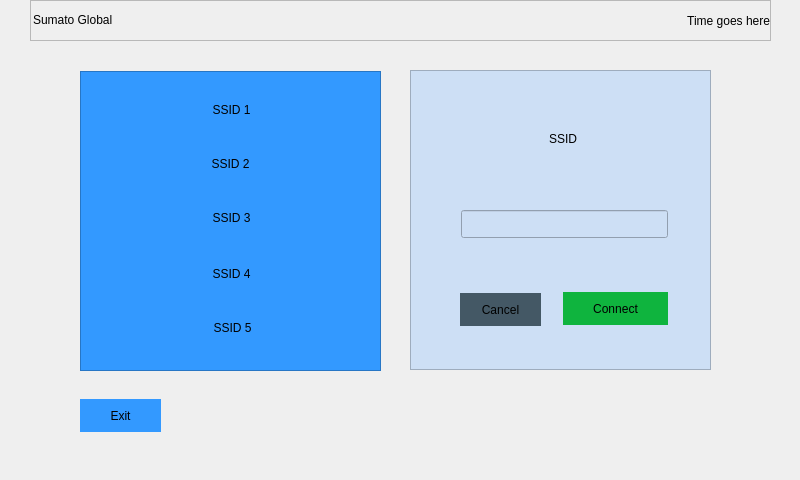
WhiteW0lf00/supreme_ulterior_interior, file wifi.ui: the form before one commit.
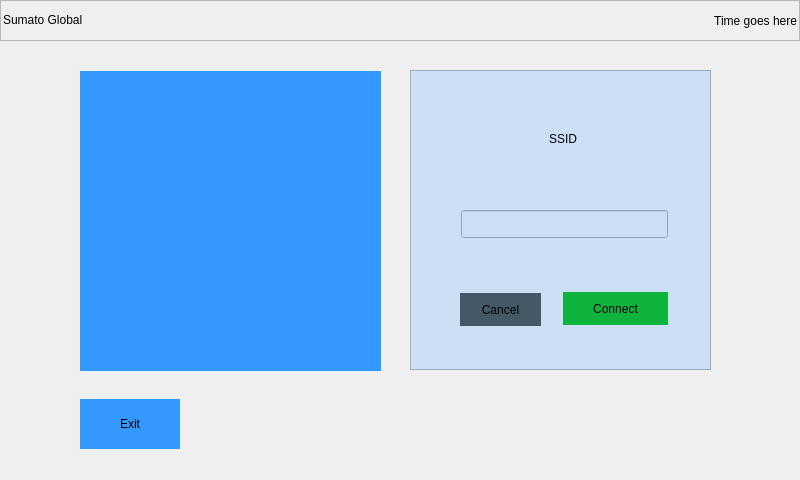
The form after the commit.

The edit to the form file:
```diff
--- a/wifi.ui
+++ b/wifi.ui
@@ -16,9 +16,9 @@
   <widget class="QFrame" name="frame">
    <property name="geometry">
     <rect>
-     <x>30</x>
+     <x>0</x>
      <y>0</y>
-     <width>741</width>
+     <width>800</width>
      <height>41</height>
     </rect>
    </property>
@@ -44,9 +44,9 @@
    <widget class="QLabel" name="label_2">
     <property name="geometry">
      <rect>
-      <x>561</x>
+      <x>410</x>
       <y>4</y>
-      <width>179</width>
+      <width>387</width>
       <height>33</height>
      </rect>
     </property>
@@ -135,112 +135,13 @@
     </property>
    </widget>
   </widget>
-  <widget class="QFrame" name="ssidFrame">
-   <property name="geometry">
-    <rect>
-     <x>80</x>
-     <y>71</y>
-     <width>301</width>
-     <height>300</height>
-    </rect>
-   </property>
-   <property name="styleSheet">
-    <string notr="true">background-color: #3399ff</string>
-   </property>
-   <property name="frameShape">
-    <enum>QFrame::StyledPanel</enum>
-   </property>
-   <property name="frameShadow">
-    <enum>QFrame::Raised</enum>
-   </property>
-   <widget class="QPushButton" name="pushButton_1">
-    <property name="geometry">
-     <rect>
-      <x>33</x>
-      <y>22</y>
-      <width>237</width>
-      <height>33</height>
-     </rect>
-    </property>
-    <property name="text">
-     <string>SSID 1</string>
-    </property>
-    <property name="flat">
-     <bool>true</bool>
-    </property>
-   </widget>
-   <widget class="QPushButton" name="pushButton_2">
-    <property name="geometry">
-     <rect>
-      <x>32</x>
-      <y>76</y>
-      <width>237</width>
-      <height>33</height>
-     </rect>
-    </property>
-    <property name="text">
-     <string>SSID 2</string>
-    </property>
-    <property name="flat">
-     <bool>true</bool>
-    </property>
-   </widget>
-   <widget class="QPushButton" name="pushButton_3">
-    <property name="geometry">
-     <rect>
-      <x>33</x>
-      <y>130</y>
-      <width>237</width>
-      <height>33</height>
-     </rect>
-    </property>
-    <property name="text">
-     <string>SSID 3</string>
-    </property>
-    <property name="flat">
-     <bool>true</bool>
-    </property>
-   </widget>
-   <widget class="QPushButton" name="pushButton_4">
-    <property name="geometry">
-     <rect>
-      <x>33</x>
-      <y>186</y>
-      <width>237</width>
-      <height>33</height>
-     </rect>
-    </property>
-    <property name="text">
-     <string>SSID 4</string>
-    </property>
-    <property name="flat">
-     <bool>true</bool>
-    </property>
-   </widget>
-   <widget class="QPushButton" name="pushButton_5">
-    <property name="geometry">
-     <rect>
-      <x>34</x>
-      <y>240</y>
-      <width>237</width>
-      <height>33</height>
-     </rect>
-    </property>
-    <property name="text">
-     <string>SSID 5</string>
-    </property>
-    <property name="flat">
-     <bool>true</bool>
-    </property>
-   </widget>
-  </widget>
   <widget class="QToolButton" name="exitButton">
    <property name="geometry">
     <rect>
      <x>80</x>
      <y>399</y>
-     <width>81</width>
-     <height>33</height>
+     <width>100</width>
+     <height>50</height>
     </rect>
    </property>
    <property name="styleSheet">
@@ -250,6 +151,19 @@
     <string>Exit</string>
    </property>
   </widget>
+  <widget class="QListWidget" name="listWidget">
+   <property name="geometry">
+    <rect>
+     <x>80</x>
+     <y>71</y>
+     <width>301</width>
+     <height>300</height>
+    </rect>
+   </property>
+   <property name="styleSheet">
+    <string notr="true">background-color: #3399ff; border: none;</string>
+   </property>
+  </widget>
  </widget>
  <resources/>
  <connections/>
```
Left out of the diff: 6 changed lines with no effect on the pictures.
